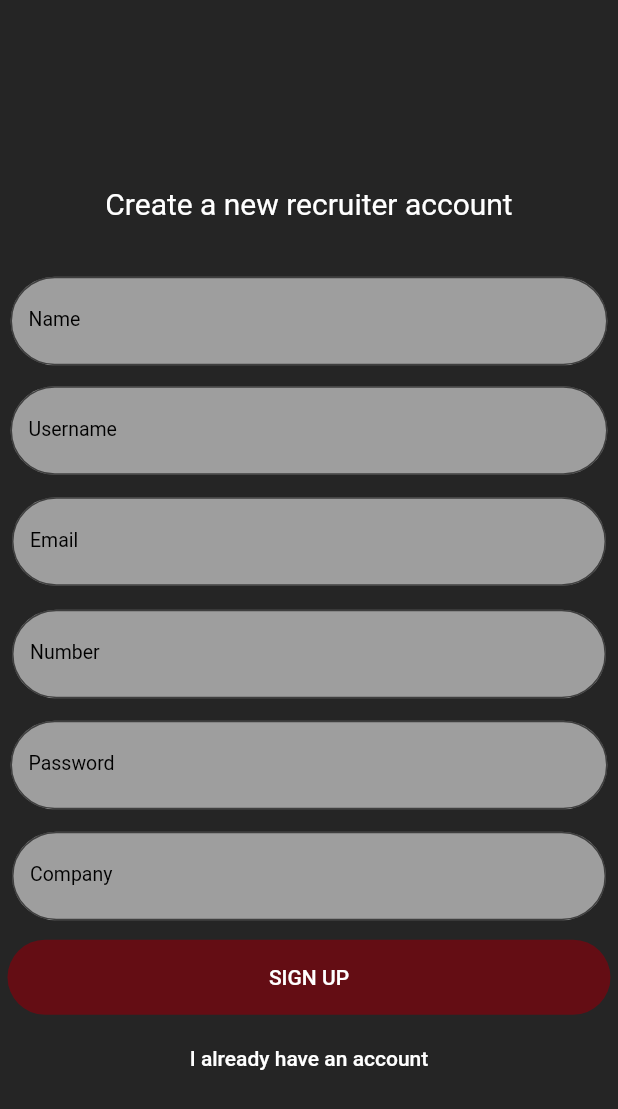
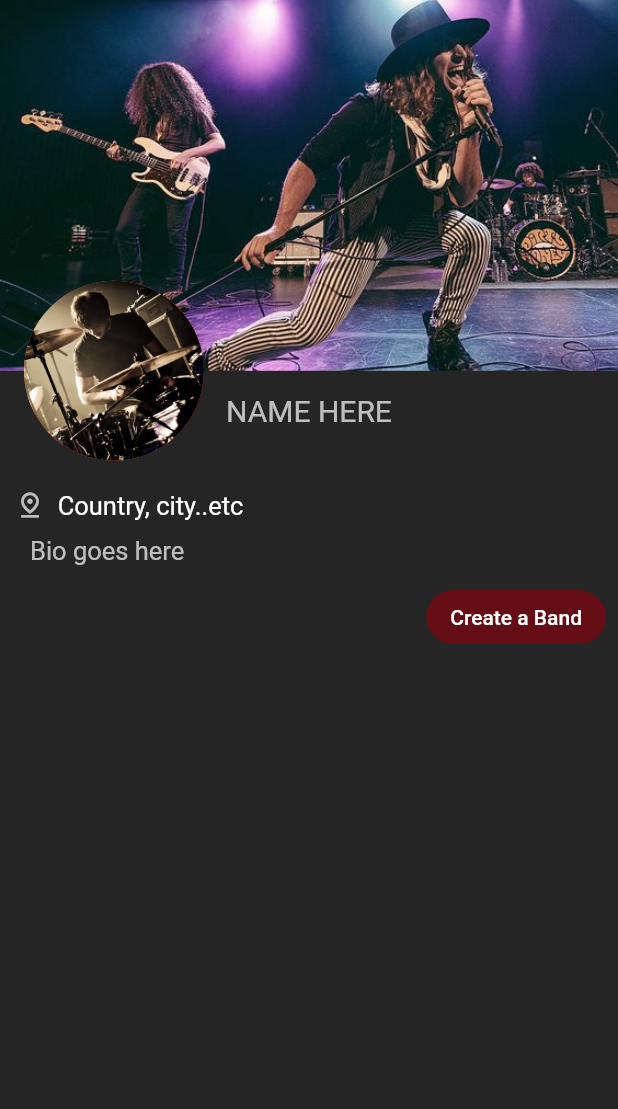
Before and after one commit to razanaws/Clique_app, a Flutter app: the screen it shows after launch, on a phone screen of 412 x 824 dp. Shown: the top 1109 px of the screen. Run offline on Flutter 3.47's test engine with Material 2 defaults, Android fonts, the phone set to English and light mode, and no system bars.

Commit message:
Creating Profiles

```diff
--- a/lib/database/loginForm.dart
+++ b/lib/database/loginForm.dart
@@ -121,7 +121,9 @@ class _LoginState extends State<Login> {
                 child:  ElevatedButton(
                   style: ButtonStyle(
                     backgroundColor: MaterialStateProperty.all(const Color.fromRGBO(100, 13, 20, 1)),
-                    shape: MaterialStateProperty.all(RoundedRectangleBorder(borderRadius: BorderRadius.circular(50.0),)),),
+                    shape: MaterialStateProperty.all(RoundedRectangleBorder(
+                      borderRadius: BorderRadius.circular(50.0))),
+                  ),
                   //TODO: onPressed
 
                   onPressed: null,
--- a/lib/main.dart
+++ b/lib/main.dart
@@ -1,10 +1,14 @@
+
+//import 'package:firebase_core/firebase_core.dart';
+//import 'firebase_options.dart';
+
 import 'package:clique/database/loginForm.dart';
 import 'package:flutter/material.dart';
 import 'package:clique/screens/login.dart';
 import 'package:clique/screens/signup/musicianSignUp.dart';
 import 'package:clique/screens/signup/recruiterSignUp.dart';
-//import 'package:firebase_core/firebase_core.dart';
-//import 'firebase_options.dart';
+import 'package:clique/screens/profile/MusicianProfile.dart';
+
 void main() {
   runApp(const MyApp());
 }
@@ -17,7 +21,7 @@ class MyApp extends StatelessWidget {
     return const MaterialApp(
       debugShowCheckedModeBanner: false,
 
-      home:RecruiterSignUp()
+      home:MusicianProfile()
     );
   }
 }
--- /dev/null
+++ b/lib/screens/profile/MusicianProfile.dart
@@ -0,0 +1,166 @@
+import 'package:flutter/material.dart';
+
+class MusicianProfile extends StatefulWidget {
+  const MusicianProfile({Key? key}) : super(key: key);
+
+  @override
+  State<MusicianProfile> createState() => _MusicianProfileState();
+}
+
+class _MusicianProfileState extends State<MusicianProfile> {
+  @override
+  Widget build(BuildContext context) {
+
+    double height=MediaQuery.of(context).size.height;
+    double width=MediaQuery.of(context).size.width;
+
+    return Scaffold(
+      backgroundColor: const Color.fromRGBO(37, 37, 37,1),
+      body: Stack(
+
+        alignment: Alignment.center,
+        children: <Widget>[
+          Column(
+            children: <Widget>[
+
+              //TODO: Cover Picture should be added
+              Container(
+                height: height*0.3,
+                color: Colors.grey,
+                child: Center(
+                  child: Image.asset(
+                    "images/bandCover2.jpg",
+                    fit: BoxFit.fitWidth,
+                    height: height*0.3,
+                    width: width,
+                  ),
+                ),
+              ),
+
+              Expanded(
+
+                child: Container(
+                  color: const Color.fromRGBO(37, 37, 37,1),
+                  child: Column(
+                    children: [
+
+                      //TODO: Name should be added by user
+                      Padding(
+                        padding: const EdgeInsets.only(top:15),
+                        child:  Text(
+                          "NAME HERE",
+                          style:  TextStyle(
+                              color: Colors.white70, fontSize: 20
+                          ),
+                        ),
+
+                      ),
+
+
+                      SizedBox(height: height*0.05),
+
+                      Padding(
+                        padding: const EdgeInsets.only(left: 10),
+                        child: Column(
+                          children: [
+
+                            //TODO: location
+                            Row(
+                              mainAxisAlignment:MainAxisAlignment.start,
+                              children: [
+                                RichText(
+                                    text: const TextSpan(
+                                      children: [
+                                        WidgetSpan(
+                                          child: Icon(
+                                            Icons.pin_drop_outlined,
+                                            size: 20,
+                                            color: Colors.white70,),
+                                        ),
+                                        TextSpan(
+                                          text: "  Country, city..etc",
+                                          style: TextStyle(fontSize: 17)
+                                        )
+                                      ]
+                                    ),
+                                ),
+                              ],
+                            ),
+                            //TODO: bio
+                            Row(
+                              children: const [
+                                Padding(
+                                  padding: const EdgeInsets.all(10.0),
+                                  child: Text(
+                                   "Bio goes here",
+                                   style: TextStyle(
+                                       color: Colors.white70,
+                                       fontSize: 17
+                                   ),
+                                  ),
+                                ),
+
+                              ],
+                            ),
+
+                            //TODO: onPress
+                            Padding(
+                              padding: const EdgeInsets.only(right: 8),
+                              child: Row(
+                                mainAxisAlignment: MainAxisAlignment.end,
+                                children: [
+                                   ElevatedButton(
+                                     onPressed: null,
+                                     style: ButtonStyle(
+                                         backgroundColor: MaterialStateProperty.all(const Color.fromRGBO(100, 13, 20, 1)),
+                                         shape: MaterialStateProperty.all(RoundedRectangleBorder(
+                                             borderRadius: BorderRadius.circular(50.0)))
+                                     ),
+                                     child: const Text(
+                                         'Create a Band',
+                                         style: TextStyle(
+                                             color: Colors.white)
+                                     ),
+
+                                  )
+                                ],
+                              ),
+                            )
+
+                          ],
+                        ),
+
+                      ),
+
+                    ],
+                  ),
+                ),
+              )
+
+            ],
+          ),
+
+          // TODO: Profile image
+          Positioned(
+            //(background container size) - (circle height / 2)
+          top: (height*0.3) - (120/2),
+            right: width*0.67,
+            child: Container(
+              height: 120.0,
+              width: 120.0,
+              decoration: const BoxDecoration(
+                  shape: BoxShape.circle,
+                  color: Colors.red,
+                image: DecorationImage(
+                  image: const AssetImage("images/drummerMan.jpg"),
+                  fit: BoxFit.cover,
+                ),
+              ),
+            ),
+          ),
+
+        ],
+      ),
+    );
+  }
+}
--- a/pubspec.yaml
+++ b/pubspec.yaml
@@ -72,6 +72,10 @@ flutter:
     - images/facebookSymbol.png
     - images/googleSymbol.png
     - images/twitterSymbol.png
+    - images/bandCover.jpg
+    - images/drummerMan.jpg
+    - images/bandCover2.jpg
+    - icons/LocationPin.png
 
   #   - images/a_dot_ham.jpeg
 
```
Also changed, not shown: icons/LocationPin.png (added), images/bandCover.jpg (added), images/bandCover2.jpg (added), images/drummerMan.jpg (added).
